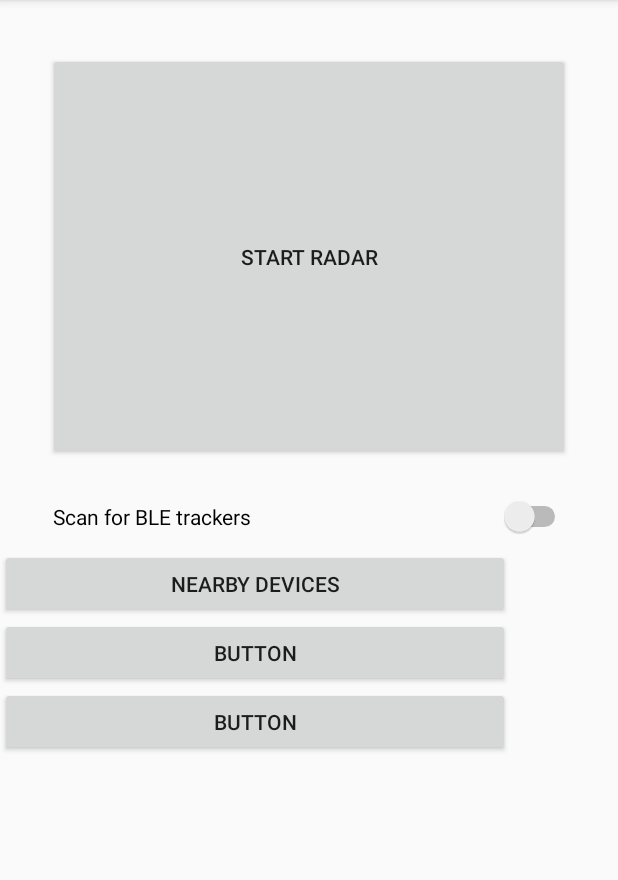
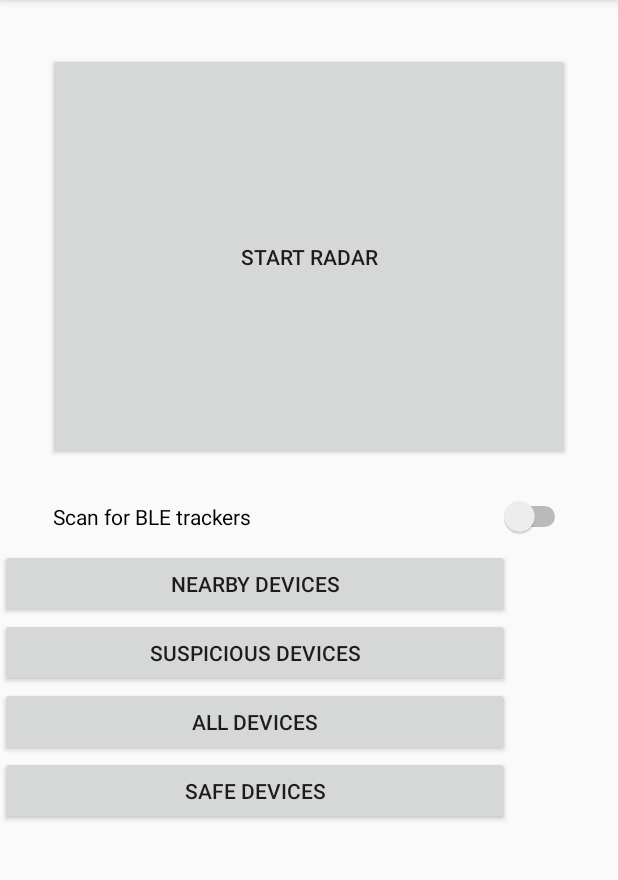
Before and after one commit to gabriel99vieira/bledoubt, an Android app: the fragment RadarFragment shown on its own in the app's theme, on a phone screen of 412 x 824 dp, the part 84-964 px from its top. Run offline under Robolectric (Android 15) with nearby library versions, the phone set to English and light mode, and no system bars.

Commit message:
Added the ability to display nearby devices (seen <1 min ago)

```diff
--- a/app/src/main/java/hawk/privacy/bledoubt/HistoryDao.java
+++ b/app/src/main/java/hawk/privacy/bledoubt/HistoryDao.java
@@ -32,8 +32,11 @@ public interface HistoryDao {
     @Query("SELECT * FROM DeviceMetadata WHERE is_suspicious AND NOT is_safe")
     LiveData<List<DeviceMetadata>> loadSuspiciousDeviceMetadataLive();
 
-    @Query("SELECT * FROM DeviceMetadata WHERE is_suspicious AND NOT is_safe")
+    @Query("SELECT * FROM DeviceMetadata WHERE is_safe")
     LiveData<List<DeviceMetadata>> loadSafeDeviceMetadataLive();
+
+    @Query("SELECT meta.* FROM DeviceMetadata AS meta LEFT JOIN BeaconDetection AS last_detection ON meta.bluetoothAddress = last_detection.bluetoothAddress WHERE last_detection.timestamp = (SELECT MAX(detection.timestamp) FROM BeaconDetection AS detection WHERE detection.bluetoothAddress = last_detection.bluetoothAddress) AND last_detection.timestamp > :start_time")
+    LiveData<List<DeviceMetadata>> loadDeviceMetadataSinceTimeLive(String start_time);
 
     @Query("SELECT * FROM DeviceMetadata WHERE bluetoothAddress IN (:bluetoothAddresses)")
     DeviceMetadata[] loadMetadataForDevice(List<String> bluetoothAddresses);
--- a/app/src/main/java/hawk/privacy/bledoubt/ui/main/RadarFragment.kt
+++ b/app/src/main/java/hawk/privacy/bledoubt/ui/main/RadarFragment.kt
@@ -28,10 +28,39 @@ class RadarFragment : Fragment() {
             viewModel!!.setIsRadarEnabled(isChecked)
         }
 
+        val nearbyBundle = Bundle()
+        nearbyBundle.putInt(DeviceListFragment.ARG_LIST_TYPE, DeviceListFragment.NEARBY_TYPE)
         view.nearby_button.setOnClickListener {view ->
             parentFragmentManager.beginTransaction()
-                    .replace(R.id.fragment_container, DeviceListFragment::class.java, null)
+                    .replace(R.id.fragment_container, DeviceListFragment::class.java, nearbyBundle)
                     .addToBackStack("launch_nearby")
+                    .commit()
+        }
+
+        val suspiciousBundle = Bundle()
+        suspiciousBundle.putInt(DeviceListFragment.ARG_LIST_TYPE, DeviceListFragment.SUSPICIOUS_TYPE)
+        view.suspicious_button.setOnClickListener { view ->
+            parentFragmentManager.beginTransaction()
+                    .replace(R.id.fragment_container, DeviceListFragment::class.java, suspiciousBundle)
+                    .addToBackStack("launch_suspicious")
+                    .commit()
+        }
+
+        val allBundle = Bundle()
+        allBundle.putInt(DeviceListFragment.ARG_LIST_TYPE, DeviceListFragment.ALL_TYPE)
+        view.all_button.setOnClickListener { view ->
+            parentFragmentManager.beginTransaction()
+                    .replace(R.id.fragment_container, DeviceListFragment::class.java, allBundle)
+                    .addToBackStack("launch_all")
+                    .commit()
+        }
+
+        val safeBundle = Bundle()
+        safeBundle.putInt(DeviceListFragment.ARG_LIST_TYPE, DeviceListFragment.SAFE_TYPE)
+        view.safe_button.setOnClickListener { view ->
+            parentFragmentManager.beginTransaction()
+                    .replace(R.id.fragment_container, DeviceListFragment::class.java, safeBundle)
+                    .addToBackStack("launch_safe")
                     .commit()
         }
 
--- a/app/src/main/res/layout/radar_fragment.xml
+++ b/app/src/main/res/layout/radar_fragment.xml
@@ -49,19 +49,27 @@
         tools:layout_editor_absoluteX="32dp" />
 
     <Button
-        android:id="@+id/button2"
+        android:id="@+id/suspicious_button"
         android:layout_width="340dp"
         android:layout_height="46dp"
-        android:text="Button"
+        android:text="Suspicious Devices"
         app:layout_constraintTop_toBottomOf="@+id/nearby_button"
         tools:layout_editor_absoluteX="32dp" />
 
     <Button
-        android:id="@+id/button3"
+        android:id="@+id/all_button"
         android:layout_width="340dp"
         android:layout_height="46dp"
-        android:text="Button"
-        app:layout_constraintTop_toBottomOf="@+id/button2"
+        android:text="All Devices"
+        app:layout_constraintTop_toBottomOf="@+id/suspicious_button"
+        tools:layout_editor_absoluteX="32dp" />
+
+    <Button
+        android:id="@+id/safe_button"
+        android:layout_width="340dp"
+        android:layout_height="46dp"
+        android:text="Safe Devices"
+        app:layout_constraintTop_toBottomOf="@+id/all_button"
         tools:layout_editor_absoluteX="32dp" />
 
 </androidx.constraintlayout.widget.ConstraintLayout>
```
Also changed, not shown: app/src/main/java/hawk/privacy/bledoubt/BeaconHistory.java (+21 -1 lines), app/src/main/java/hawk/privacy/bledoubt/DeviceListFragment.kt (+22 -2 lines).
